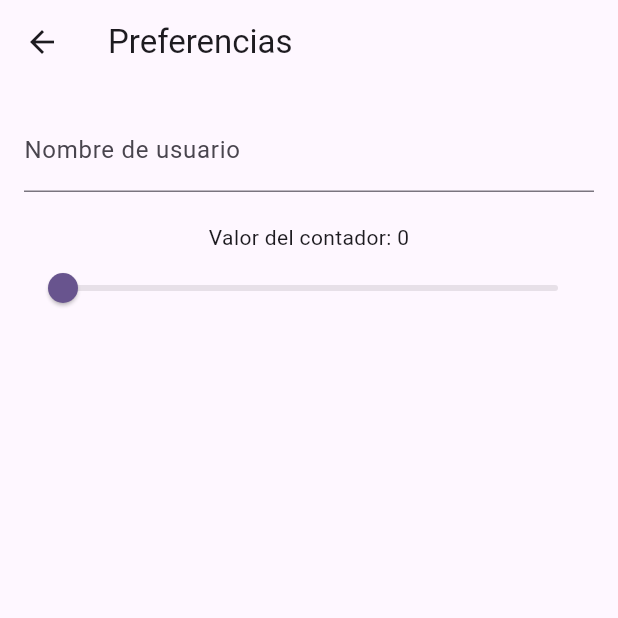
After one commit to vicente-santander/3479A321_2022479029, a Flutter app: the PreferenciaPage screen opened directly, on a phone screen of 412 x 824 dp, the top half of it. The commit adds this screen. Run offline on Flutter 3.47's test engine with Material 3 defaults, Android fonts, the phone set to English and light mode, and no system bars; our stand-ins replace flutter_svg, logger, shared_preferences, sqflite; accounts and stored records are empty; Roboto replaces fonts that are missing (CHOWFUN_).

Commit message:
lab7 hecho

```diff
--- a/lib/main.dart
+++ b/lib/main.dart
@@ -8,6 +8,7 @@ final logger = Logger();
 
 void main() {
   logger.d("Logger is working!");
+  WidgetsFlutterBinding.ensureInitialized();
   runApp(
     ChangeNotifierProvider(
       create: (context) => AppData(),
--- /dev/null
+++ b/lib/models/auditoria.dart
@@ -0,0 +1,22 @@
+class Auditoria {
+  final int? id;
+  final String action;
+
+  Auditoria({this.id, required this.action});
+
+  // Convertir un objeto Auditoria a Map
+  Map<String, dynamic> toMap() {
+    return {
+      'id': id,
+      'action': action,
+    };
+  }
+
+  // Crear un objeto Auditoria a partir de un Map
+  factory Auditoria.fromMap(Map<String, dynamic> map) {
+    return Auditoria(
+      id: map['id'],
+      action: map['action'],
+    );
+  }
+}
--- /dev/null
+++ b/lib/pages/preferencia_page.dart
@@ -0,0 +1,90 @@
+// ignore_for_file: avoid_print
+
+import 'package:flutter/material.dart';
+import 'package:flutter_application_1/models/auditoria.dart';
+import 'package:flutter_application_1/utils/database_helper.dart';
+import 'package:shared_preferences/shared_preferences.dart';
+
+class PreferenciaPage extends StatefulWidget {
+  const PreferenciaPage({super.key});
+
+  @override
+  State<PreferenciaPage> createState() => _PreferenciaPageState();
+}
+
+class _PreferenciaPageState extends State<PreferenciaPage> {
+  String _userName = '';
+  int _counter = 0;
+
+  // Método para cargar preferencias desde SharedPreferences
+  Future<void> _loadPreferences() async {
+    final prefs = await SharedPreferences.getInstance();
+    setState(() {
+      _userName = prefs.getString('userName') ?? '';
+      _counter = prefs.getInt('counter') ?? 0;
+      print('Counter value $_counter is loaded');
+      print('Username value $_userName is loaded');
+    });
+  }
+
+  // Método para guardar preferencias en SharedPreferences
+  Future<void> _savePreferences() async {
+    final prefs = await SharedPreferences.getInstance();
+    await prefs.setString('userName', _userName);
+    await prefs.setInt('counter', _counter);
+
+    // Insertar en la base de datos
+    await DatabaseHelper()
+        .insertAuditoria(Auditoria(action: 'Actualizó preferencias'));
+  }
+
+  @override
+  void initState() {
+    super.initState();
+    _loadPreferences(); // Cargar las preferencias al iniciar
+  }
+
+  void _updateUserName(String newName) {
+    setState(() {
+      _userName = newName;
+    });
+    _savePreferences(); // Guardar preferencias cada vez que se actualiza el nombre
+  }
+
+  void _updateCounter(double newValue) {
+    setState(() {
+      _counter = newValue.toInt();
+    });
+    _savePreferences(); // Guardar preferencias cada vez que se actualiza el contador
+  }
+
+  @override
+  Widget build(BuildContext context) {
+    return Scaffold(
+      appBar: AppBar(
+        title: const Text('Preferencias'),
+      ),
+      body: Padding(
+        padding: const EdgeInsets.all(16.0),
+        child: Column(
+          children: [
+            TextFormField(
+              initialValue: _userName,
+              decoration: const InputDecoration(labelText: 'Nombre de usuario'),
+              onChanged: _updateUserName,
+            ),
+            const SizedBox(height: 20),
+            Text('Valor del contador: $_counter'),
+            Slider(
+              value: _counter.toDouble(),
+              min: 0,
+              max: 100,
+              divisions: 100,
+              onChanged: _updateCounter,
+            ),
+          ],
+        ),
+      ),
+    );
+  }
+}
--- a/pubspec.yaml
+++ b/pubspec.yaml
@@ -38,6 +38,9 @@ dependencies:
   flutter_svg: ^2.0.10+1
   logger: ^2.4.0
   provider: ^6.1.2
+  shared_preferences: ^2.3.2
+  sqflite: ^2.4.0
+  path: ^1.9.0
 
 
 dev_dependencies:
```
Also changed, not shown: lib/pages/auditoria_page.dart (+28 -12 lines), lib/pages/my_home_page.dart (+59 -51 lines), lib/utils/database_helper.dart (added, +48 -0 lines), pubspec.lock, 1 other file.
